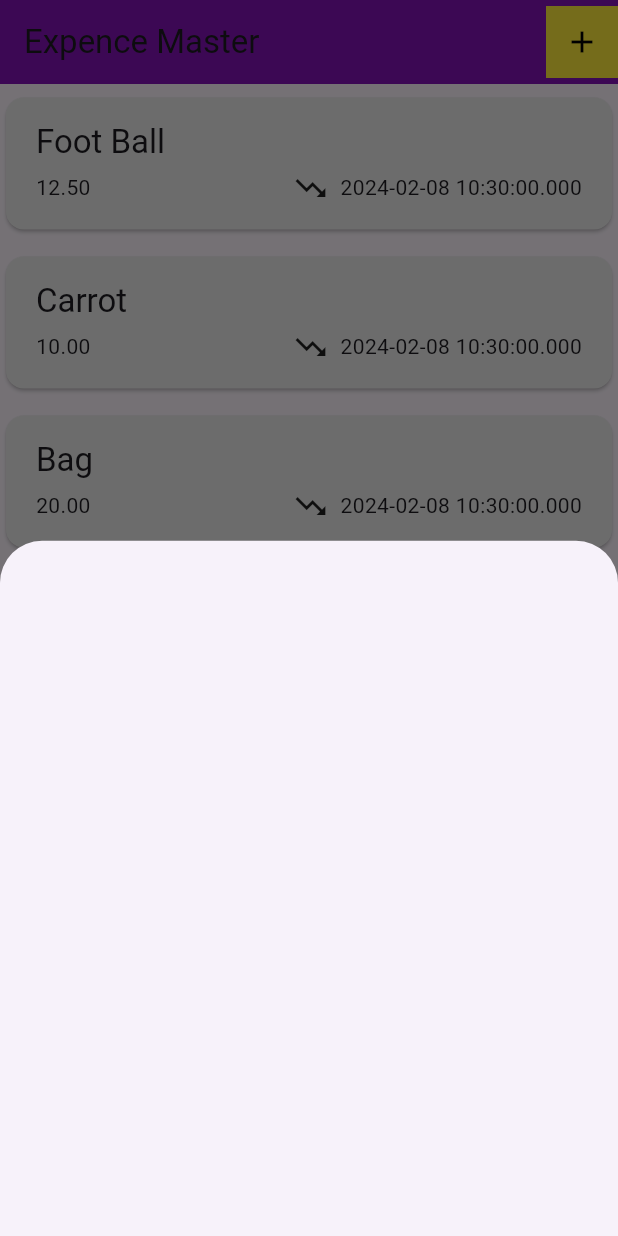
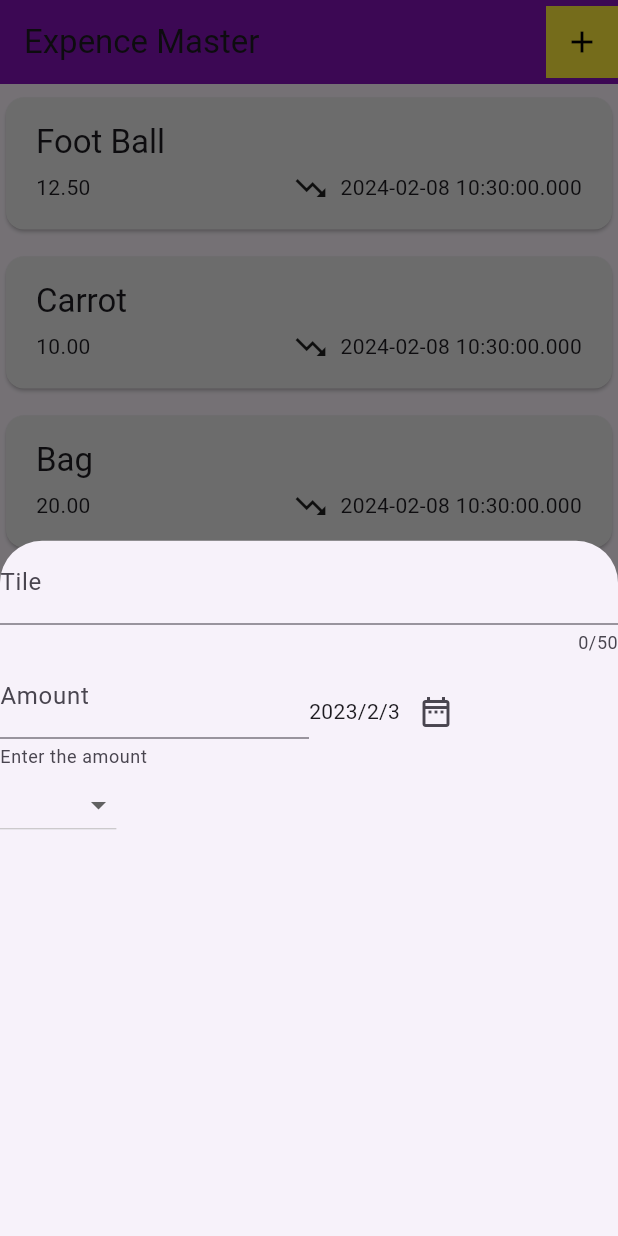
Before and after one commit to Vishnuka084/First_Flutter_app, a Flutter app: the screen it shows after launch, after a tap on the "add" icon, on a phone screen of 412 x 824 dp. Run offline on Flutter 3.47's test engine with Material 3 defaults, Android fonts, the light colour scheme and no system bars.

Commit message:
Updated Contnetn And add drop button catergory updated

```diff
--- a/lib/pages/widgets/add_new_expence.dart
+++ b/lib/pages/widgets/add_new_expence.dart
@@ -1,4 +1,5 @@
 import 'package:flutter/material.dart';
+import 'package:expence_master_app/models/expence.dart';
 
 class AddNewExpences extends StatefulWidget {
   const AddNewExpences({super.key});
@@ -8,8 +9,74 @@ class AddNewExpences extends StatefulWidget {
 }
 
 class _AddNewExpenceState extends State<AddNewExpences> {
+  final _titleController = TextEditingController();
+  final _amountController = TextEditingController();
+
+  @override
+  void dispose() {
+    super.dispose();
+    _titleController.dispose();
+    _amountController.dispose();
+  }
+
   @override
   Widget build(BuildContext context) {
-    return Container();
+    return Column(
+      children: [
+        //title text filed
+        TextField(
+          controller: _titleController,
+          decoration: const InputDecoration(
+            hintText: "Add New expence title",
+            label: Text("Tile"),
+          ),
+          keyboardType: TextInputType.text,
+          maxLength: 50,
+        ),
+        Row(
+          children: [
+            // amount
+            Expanded(
+              child: TextField(
+                controller: _amountController,
+                decoration: const InputDecoration(
+                  helperText: "Enter the amount",
+                  label: Text("Amount"),
+                ),
+                keyboardType: TextInputType.number,
+              ),
+            ),
+
+            // datapicker
+            Expanded(
+                child: Row(
+              children: [
+                Text("2023/2/3"),
+                IconButton(
+                  onPressed: () {},
+                  icon: const Icon(Icons.date_range_outlined),
+                ),
+              ],
+            ))
+          ],
+        ),
+
+        Row(
+          children: [
+            DropdownButton(
+              items: Category.values
+                  .map(
+                    (category) => DropdownMenuItem(
+                      value: Category,
+                      child: Text(category.name),
+                    ),
+                  )
+                  .toList(),
+              onChanged: (value) {},
+            ),
+          ],
+        )
+      ],
+    );
   }
 }
```
